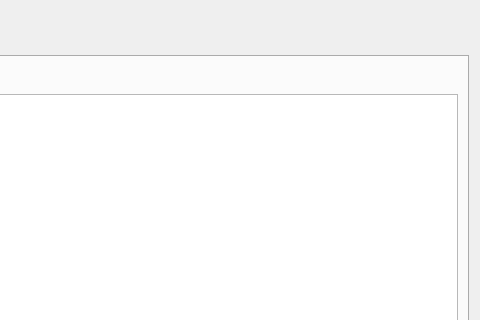
Above: WatchRR2/watchrr_main.ui from metno/kvhqc before the change; both pictures show x 720 to 1200 and y 0 to 320 of the 1200 by 600 pixel window. Below: the same form after it.
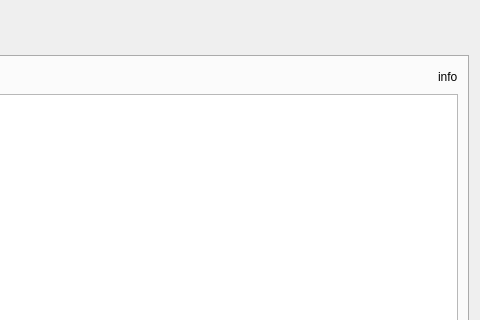
That is the form after the change. Custom widgets are drawn as their Qt base class.

What changed in the file:
```diff
--- a/WatchRR2/watchrr_main.ui
+++ b/WatchRR2/watchrr_main.ui
@@ -101,6 +101,13 @@
            </property>
           </spacer>
          </item>
+         <item>
+          <widget class="QLabel" name="labelInfoRR">
+           <property name="text">
+            <string>info</string>
+           </property>
+          </widget>
+         </item>
         </layout>
        </item>
        <item>
```
Left out of the diff: 7 changed lines with no effect on the pictures.
